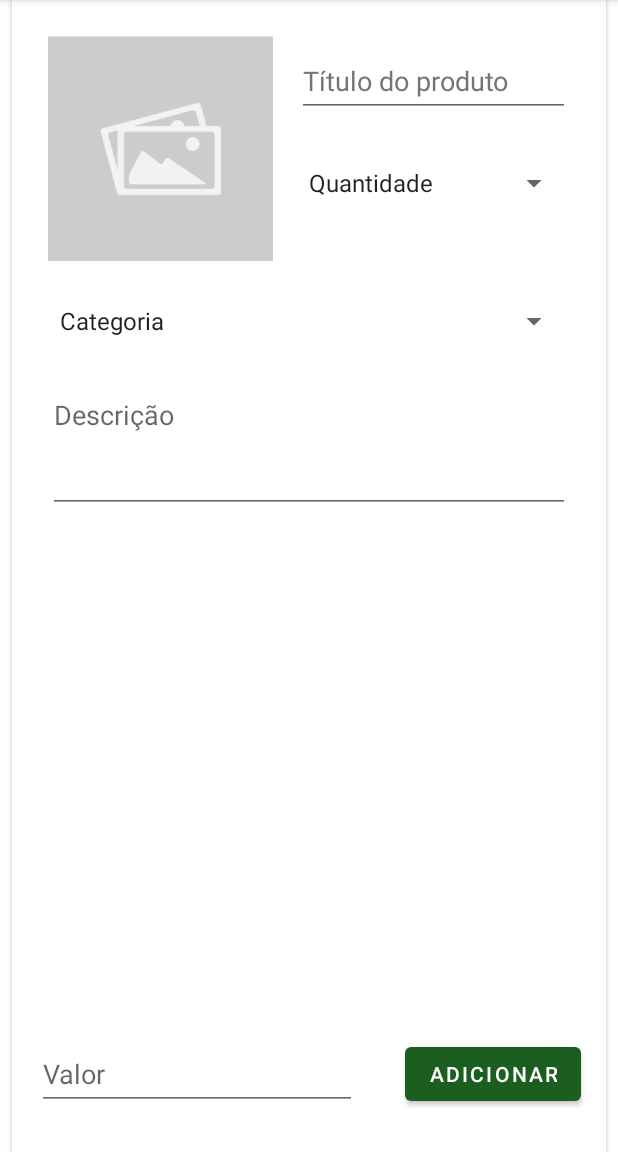
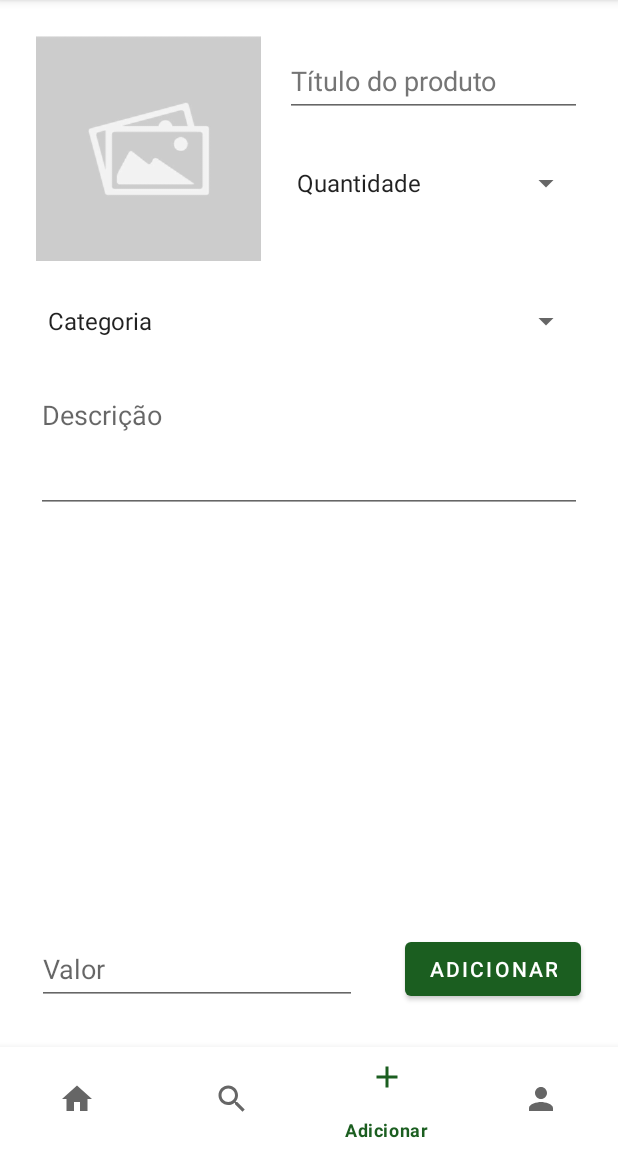
Before and after one commit to PedroHFCarvalho/Projeto_Integrador, an Android app: the PostagemFragment screen opened through its navigation route, on a phone screen of 412 x 824 dp, the part 84-1236 px from its top. Run offline under Robolectric (Android 15) with nearby library versions, the phone set to English and light mode, and no system bars; our stand-ins replace Dagger/Hilt's generated code, navigation-ui.

Commit message:
navBottom

```diff
--- a/app/src/main/java/com/carvalho/pi/ListagemFragment.kt
+++ b/app/src/main/java/com/carvalho/pi/ListagemFragment.kt
@@ -44,9 +44,10 @@ class ListagemFragment : Fragment() {
         binding.recyclerListProd.setHasFixedSize(true)
         //adapteProd.setLista(listProduto)
 
+        /*
         binding.floatingAddProd.setOnClickListener {
             findNavController().navigate(R.id.action_listagemFragment_to_postagemFragment)
-        }
+        }*/
 
 
         return binding.root
--- a/app/src/main/java/com/carvalho/pi/MainActivity.kt
+++ b/app/src/main/java/com/carvalho/pi/MainActivity.kt
@@ -1,13 +1,30 @@
 package com.carvalho.pi
 
+import android.os.Bundle
 import androidx.appcompat.app.AppCompatActivity
-import android.os.Bundle
+import androidx.navigation.findNavController
+import androidx.navigation.ui.setupWithNavController
+import com.carvalho.pi.databinding.ActivityMainBinding
 import dagger.hilt.android.AndroidEntryPoint
 
 @AndroidEntryPoint
 class MainActivity : AppCompatActivity() {
+    private lateinit var binding: ActivityMainBinding
+
     override fun onCreate(savedInstanceState: Bundle?) {
         super.onCreate(savedInstanceState)
-        setContentView(R.layout.activity_main)
+
+        binding = ActivityMainBinding.inflate(layoutInflater)
+
+        setContentView(binding.root)
+
+
+        val navController = findNavController(R.id.fragmentContainerView)
+
+        binding.bottomNavigatinView.setupWithNavController(navController)
+
+
     }
+
+
 }
--- /dev/null
+++ b/app/src/main/res/drawable/ic_baseline_home_24.xml
@@ -0,0 +1,10 @@
+<vector xmlns:android="http://schemas.android.com/apk/res/android"
+    android:width="24dp"
+    android:height="24dp"
+    android:viewportWidth="24"
+    android:viewportHeight="24"
+    android:tint="?attr/colorControlNormal">
+  <path
+      android:fillColor="@android:color/white"
+      android:pathData="M10,20v-6h4v6h5v-8h3L12,3 2,12h3v8z"/>
+</vector>
--- /dev/null
+++ b/app/src/main/res/drawable/ic_baseline_person_24.xml
@@ -0,0 +1,10 @@
+<vector xmlns:android="http://schemas.android.com/apk/res/android"
+    android:width="24dp"
+    android:height="24dp"
+    android:viewportWidth="24"
+    android:viewportHeight="24"
+    android:tint="?attr/colorControlNormal">
+  <path
+      android:fillColor="@android:color/white"
+      android:pathData="M12,12c2.21,0 4,-1.79 4,-4s-1.79,-4 -4,-4 -4,1.79 -4,4 1.79,4 4,4zM12,14c-2.67,0 -8,1.34 -8,4v2h16v-2c0,-2.66 -5.33,-4 -8,-4z"/>
+</vector>
--- /dev/null
+++ b/app/src/main/res/drawable/ic_baseline_search_24.xml
@@ -0,0 +1,10 @@
+<vector xmlns:android="http://schemas.android.com/apk/res/android"
+    android:width="24dp"
+    android:height="24dp"
+    android:viewportWidth="24"
+    android:viewportHeight="24"
+    android:tint="?attr/colorControlNormal">
+  <path
+      android:fillColor="@android:color/white"
+      android:pathData="M15.5,14h-0.79l-0.28,-0.27C15.41,12.59 16,11.11 16,9.5 16,5.91 13.09,3 9.5,3S3,5.91 3,9.5 5.91,16 9.5,16c1.61,0 3.09,-0.59 4.23,-1.57l0.27,0.28v0.79l5,4.99L20.49,19l-4.99,-5zM9.5,14C7.01,14 5,11.99 5,9.5S7.01,5 9.5,5 14,7.01 14,9.5 11.99,14 9.5,14z"/>
+</vector>
--- /dev/null
+++ b/app/src/main/res/drawable/ic_baseline_shopping_cart_24.xml
@@ -0,0 +1,10 @@
+<vector xmlns:android="http://schemas.android.com/apk/res/android"
+    android:width="24dp"
+    android:height="24dp"
+    android:viewportWidth="24"
+    android:viewportHeight="24"
+    android:tint="?attr/colorControlNormal">
+  <path
+      android:fillColor="@android:color/white"
+      android:pathData="M7,18c-1.1,0 -1.99,0.9 -1.99,2S5.9,22 7,22s2,-0.9 2,-2 -0.9,-2 -2,-2zM1,2v2h2l3.6,7.59 -1.35,2.45c-0.16,0.28 -0.25,0.61 -0.25,0.96 0,1.1 0.9,2 2,2h12v-2L7.42,15c-0.14,0 -0.25,-0.11 -0.25,-0.25l0.03,-0.12 0.9,-1.63h7.45c0.75,0 1.41,-0.41 1.75,-1.03l3.58,-6.49c0.08,-0.14 0.12,-0.31 0.12,-0.48 0,-0.55 -0.45,-1 -1,-1L5.21,4l-0.94,-2L1,2zM17,18c-1.1,0 -1.99,0.9 -1.99,2s0.89,2 1.99,2 2,-0.9 2,-2 -0.9,-2 -2,-2z"/>
+</vector>
--- a/app/src/main/res/layout/activity_main.xml
+++ b/app/src/main/res/layout/activity_main.xml
@@ -6,16 +6,29 @@
     android:layout_height="match_parent"
     tools:context=".MainActivity">
 
-    <androidx.fragment.app.FragmentContainerView
+
+    <fragment
         android:id="@+id/fragmentContainerView"
         android:name="androidx.navigation.fragment.NavHostFragment"
         android:layout_width="0dp"
         android:layout_height="0dp"
         app:defaultNavHost="true"
-        app:layout_constraintBottom_toBottomOf="parent"
+        app:layout_constraintBottom_toTopOf="@+id/bottom_navigatin_view"
         app:layout_constraintEnd_toEndOf="parent"
         app:layout_constraintStart_toStartOf="parent"
         app:layout_constraintTop_toTopOf="parent"
         app:navGraph="@navigation/nav_graph" />
 
+    <com.google.android.material.bottomnavigation.BottomNavigationView
+        android:id="@+id/bottom_navigatin_view"
+        android:layout_width="match_parent"
+        android:layout_height="70dp"
+        android:background="?android:attr/windowBackground"
+        app:layout_constraintBottom_toBottomOf="parent"
+        app:layout_constraintEnd_toEndOf="parent"
+        app:layout_constraintStart_toStartOf="parent"
+        app:menu="@menu/bottom_nav">
+
+    </com.google.android.material.bottomnavigation.BottomNavigationView>
+
 </androidx.constraintlayout.widget.ConstraintLayout>
--- a/app/src/main/res/layout/fragment_listagem.xml
+++ b/app/src/main/res/layout/fragment_listagem.xml
@@ -8,7 +8,7 @@
     tools:context=".ListagemFragment"
     style="@style/background">
 
-    <com.google.android.material.floatingactionbutton.FloatingActionButton
+    <!--<com.google.android.material.floatingactionbutton.FloatingActionButton
         android:id="@+id/floatingAddProd"
         android:layout_width="wrap_content"
         android:layout_height="wrap_content"
@@ -20,7 +20,7 @@
         app:backgroundTint="@color/primaryLightColor"
         app:layout_constraintBottom_toBottomOf="parent"
         app:layout_constraintEnd_toEndOf="parent"
-        tools:ignore="ImageContrastCheck" />
+        tools:ignore="ImageContrastCheck" />-->
 
     <androidx.recyclerview.widget.RecyclerView
         android:id="@+id/recyclerListProd"
--- a/app/src/main/res/layout/fragment_postagem.xml
+++ b/app/src/main/res/layout/fragment_postagem.xml
@@ -1,12 +1,10 @@
 <?xml version="1.0" encoding="utf-8"?>
-<androidx.constraintlayout.widget.ConstraintLayout
-    xmlns:android="http://schemas.android.com/apk/res/android"
+<androidx.constraintlayout.widget.ConstraintLayout xmlns:android="http://schemas.android.com/apk/res/android"
     xmlns:app="http://schemas.android.com/apk/res-auto"
     xmlns:tools="http://schemas.android.com/tools"
     style="@style/background_card"
     android:layout_width="match_parent"
     android:layout_height="match_parent"
-    android:layout_marginHorizontal="8dp"
     android:elevation="2dp"
     tools:context=".MainActivity">
 
--- /dev/null
+++ b/app/src/main/res/menu/bottom_nav.xml
@@ -0,0 +1,24 @@
+<?xml version="1.0" encoding="utf-8"?>
+<menu xmlns:app="http://schemas.android.com/apk/res-auto"
+    xmlns:android="http://schemas.android.com/apk/res/android">
+
+    <item
+        android:id="@+id/homeFragment"
+        android:title="Home"
+        android:icon="@drawable/ic_baseline_home_24"/>
+    <item
+        android:id="@+id/listagemFragment"
+        android:title="Pesquisar"
+        android:icon="@drawable/ic_baseline_search_24"/>
+
+    <item
+        android:id="@+id/postagemFragment"
+        android:title="Adicionar"
+        android:icon="@drawable/ic_baseline_add_24"/>
+
+    <item
+        android:id="@+id/perfilFragment"
+        android:title="Perfil"
+        android:icon="@drawable/ic_baseline_person_24"/>
+
+</menu>
```
